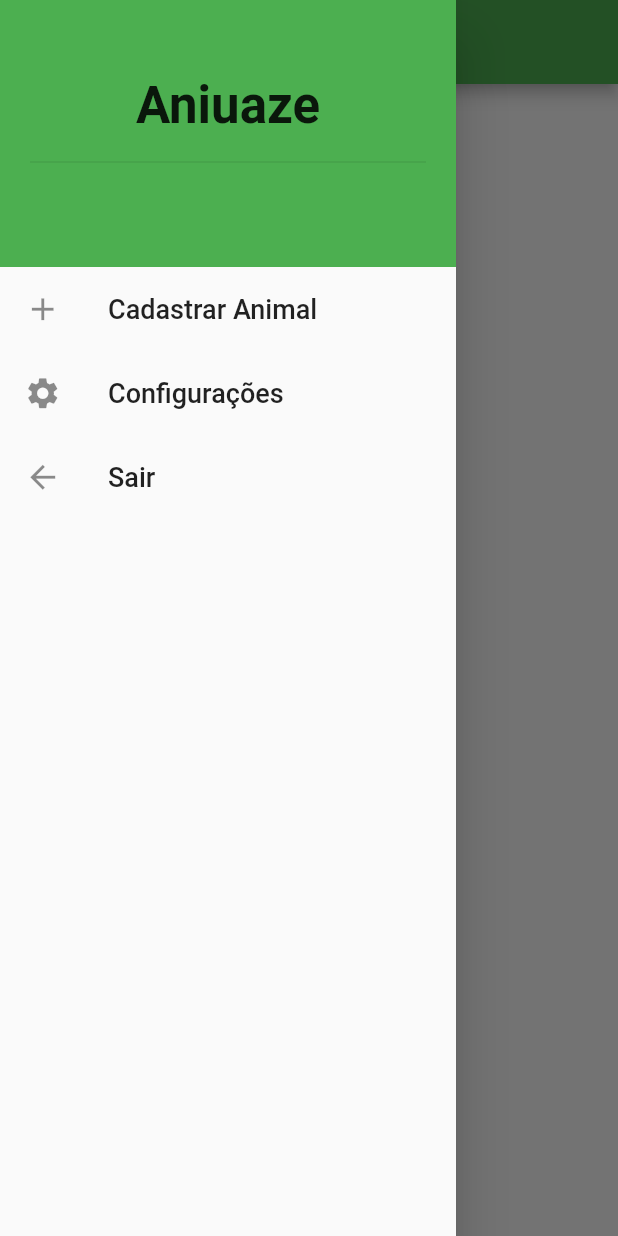
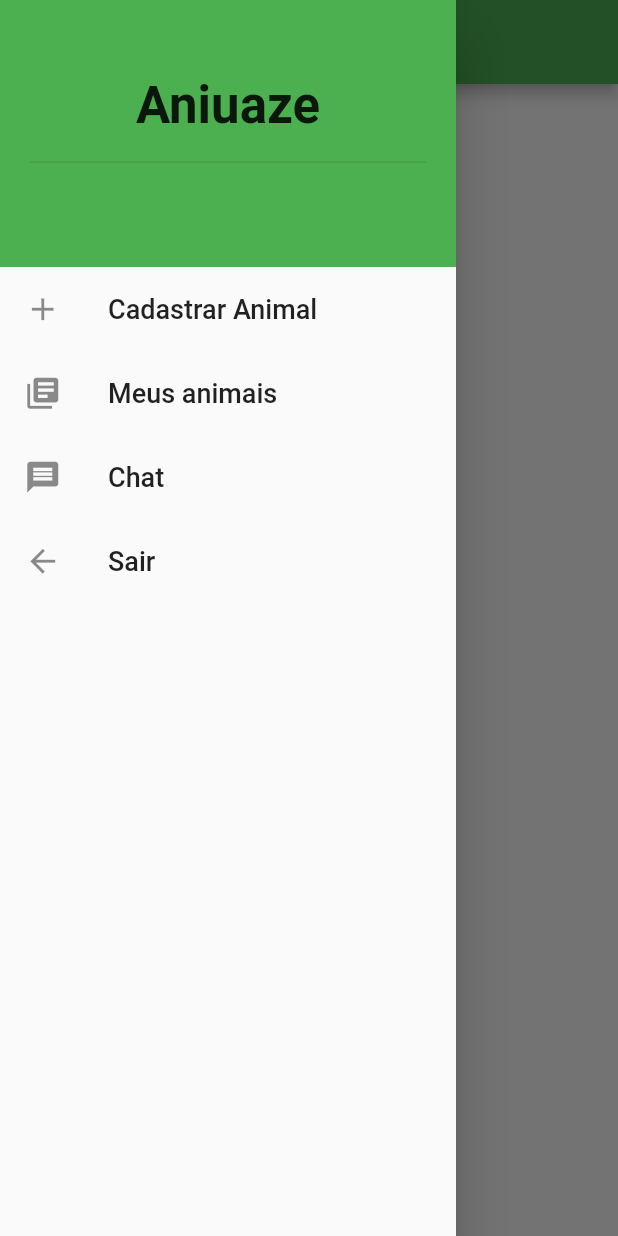
Before and after one commit to joaoconstancio1/aniuaze, a Flutter app: the screen it shows after launch, with the side drawer open, on a phone screen of 412 x 824 dp. Run offline on Flutter 3.47's test engine with Material 2 defaults, Android fonts, the phone set to English and light mode, and no system bars; our stand-ins replace carousel_pro, cloud_firestore, firebase_auth, firebase_storage, image_cropper, image_picker and 1 more; missing offline and left inert: bloc_pattern; accounts and stored records are empty.

```diff
--- a/lib/screens/FormScreen.dart
+++ b/lib/screens/FormScreen.dart
@@ -98,7 +98,7 @@ class _FormScreenState extends State<FormScreen> {
                           validator: _validateImages,
                         ),
                         TextFormField(
-                          initialValue: snapshot.data["nome"],
+                          initialValue: snapshot.data["name"],
                           style: _fieldStyle,
                           decoration: _buildDecoration("Nome"),
                           onSaved: _animalBloc.saveNome,
--- a/lib/screens/home_screen.dart
+++ b/lib/screens/home_screen.dart
@@ -1,9 +1,11 @@
+import 'package:aniuaze/tiles/animal_tile.dart';
 import 'package:aniuaze/widgets/main_drawer.dart';
+import 'package:cloud_firestore/cloud_firestore.dart';
 import 'package:flutter/material.dart';
 
 class HomeScreen extends StatefulWidget {
+  String successMsg = '';
 
-  String successMsg;
   HomeScreen({this.successMsg});
 
   @override
@@ -21,6 +23,14 @@ class _HomeScreenState extends State<HomeScreen> {
 
   @override
   Widget build(BuildContext context) {
+    return FutureBuilder<QuerySnapshot>(
+        future: Firestore.instance.collection("animals").getDocuments(),
+        builder: (context, snapshot) {
+          if (!snapshot.hasData)
+            return Center(
+              child: CircularProgressIndicator(),
+            );
+          else {
             return Scaffold(
               key: _scaffoldKey,
               appBar: AppBar(
@@ -29,17 +39,17 @@ class _HomeScreenState extends State<HomeScreen> {
               ),
               drawer: MainDrawer(),
               body: ListView(
-
-        children: <Widget>[
-          Container(
-            child: Text('AHHHHHHHHH'),
-          ),
-        ],
+                children: snapshot.data.documents.map((doc){
+                  return AnimalTile(doc);
+                }).toList(),
               ),
             );
           }
-  void showSnackBar(){
-    if(widget.successMsg.length> 0){
+        });
+  }
+
+  void showSnackBar() {
+    if (widget.successMsg != null) {
       _scaffoldKey.currentState.showSnackBar(SnackBar(
         content: Text(
           widget.successMsg,
@@ -49,5 +59,4 @@ class _HomeScreenState extends State<HomeScreen> {
       ));
     }
   }
-
 }
--- a/lib/widgets/main_drawer.dart
+++ b/lib/widgets/main_drawer.dart
@@ -59,11 +59,24 @@ class MainDrawer extends StatelessWidget {
               ),
               ListTile(
                 leading: Icon(
-                  Icons.settings,
+                  Icons.library_books,
                   size: 25,
                 ),
                 title: Text(
-                  "Configurações",
+                  "Meus animais",
+                  style: TextStyle(
+                    fontSize: 18,
+                  ),
+                ),
+                //onTap: (){ Navigator.of(context).push(MaterialPageRoute(builder: (context) => SignUpScreen()));},
+              ),
+              ListTile(
+                leading: Icon(
+                  Icons.message,
+                  size: 25,
+                ),
+                title: Text(
+                  "Chat",
                   style: TextStyle(
                     fontSize: 18,
                   ),
--- a/pubspec.yaml
+++ b/pubspec.yaml
@@ -32,6 +32,9 @@ dependencies:
   image_picker: ^0.6.3+1
   image_cropper: ^1.2.1
   firebase_storage: ^3.1.1
+  carousel_pro: ^1.0.0
+
+
 
 dev_dependencies:
   flutter_test:
```
Also changed, not shown: lib/screens/animal_screen.dart (added, +75 -0 lines), lib/tiles/animal_tile.dart (added, +64 -0 lines), pubspec.lock. Lines whose indentation alone changed are shown as unchanged.
